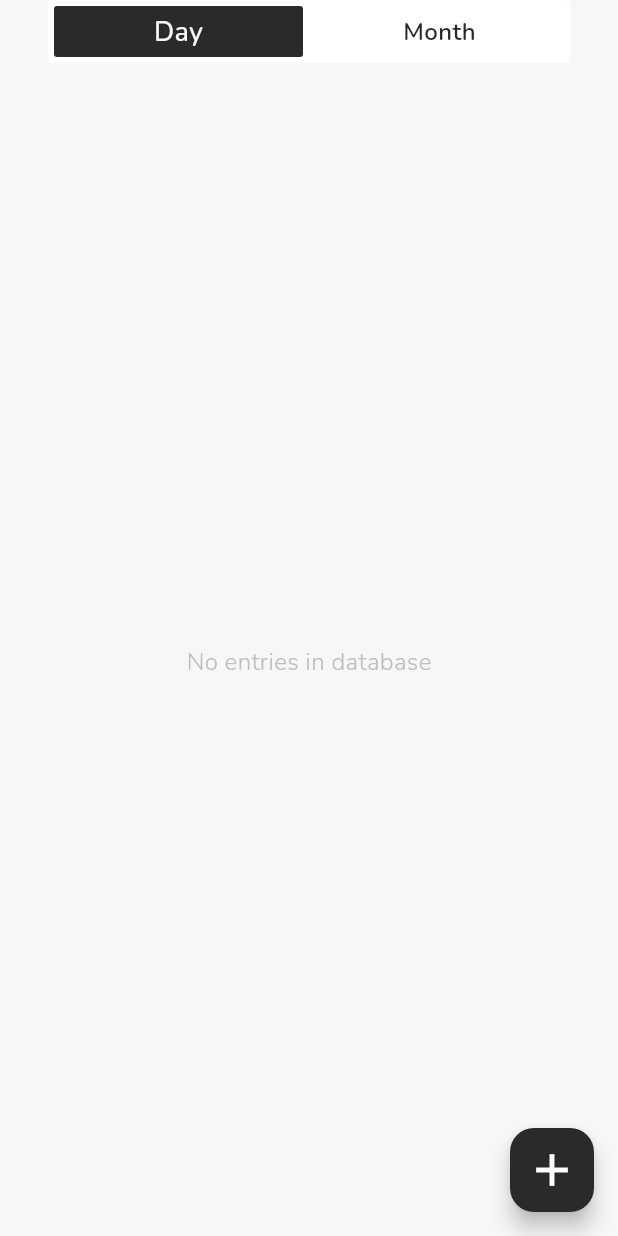
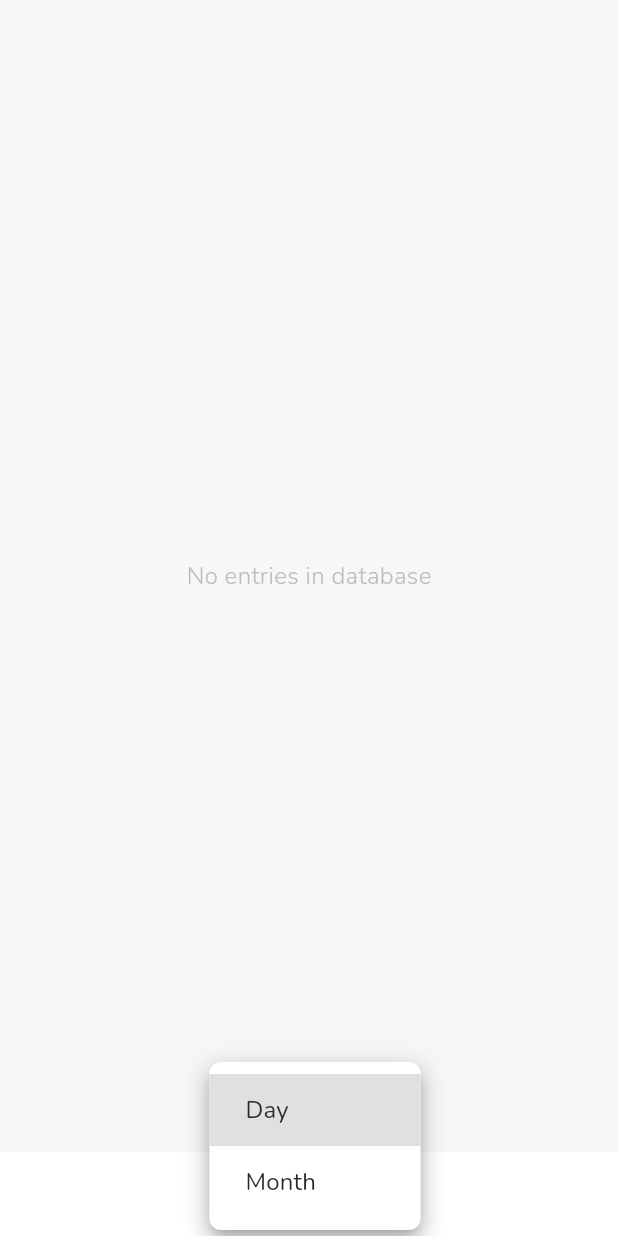
Before and after one commit to kanmear/budgetron, a Flutter app: the EntriesPage screen opened directly, after a tap on "Day", on a phone screen of 412 x 824 dp. Run offline on Flutter 3.47's test engine with Material 3 defaults, Android fonts, the phone set to English and light mode, and no system bars; our stand-ins replace google_fonts, objectbox; generated files the repository leaves out were written again.

Commit message:
feat: new date selector for entries page

```diff
--- a/lib/routes/pages/entry/entries_page.dart
+++ b/lib/routes/pages/entry/entries_page.dart
@@ -7,13 +7,11 @@ import 'package:budgetron/ui/data/fonts.dart';
 import 'package:budgetron/models/entry.dart';
 import 'package:budgetron/models/category.dart';
 import 'package:budgetron/db/entry_controller.dart';
-import 'package:budgetron/ui/classes/tab_switch.dart';
 import 'package:budgetron/models/enums/date_period.dart';
 import 'package:budgetron/logic/entry/entry_service.dart';
 import 'package:budgetron/logic/category/category_service.dart';
 import 'package:budgetron/ui/classes/horizontal_separator.dart';
-import 'package:budgetron/ui/classes/floating_action_button.dart';
-import 'package:budgetron/routes/pages/entry/new_entry_page.dart';
+import 'package:budgetron/ui/classes/date_selector_entries.dart';
 import 'package:budgetron/routes/popups/entry/edit_entry_popup.dart';
 
 class EntriesPage extends StatefulWidget {
@@ -35,32 +33,12 @@ class _EntriesPageState extends State<EntriesPage> {
 
     return Scaffold(
         backgroundColor: Theme.of(context).colorScheme.background,
-        body: Padding(
-          padding: const EdgeInsets.only(left: 16, right: 16),
-          child: Column(
-            children: [
-              BudgetronTabSwitch(
-                  valueNotifier: widget.datePeriodNotifier,
-                  tabs: const [DatePeriod.day, DatePeriod.month],
-                  getTabName: (value) => value.toString()),
-              const SizedBox(height: 16),
-              EntriesListView(
-                datePeriodNotifier: widget.datePeriodNotifier,
-                currency: currency,
-              ),
-            ],
-          ),
-        ),
-        floatingActionButton: BudgetronFloatingActionButtonWithPlus(
-          onPressed: () => _navigateToEntryCreation(context),
-        ));
-  }
-
-  Future<void> _navigateToEntryCreation(BuildContext context) async {
-    await Navigator.push(
-        context, MaterialPageRoute(builder: (context) => NewEntryPage()));
-
-    if (!mounted) return;
+        body: Column(children: [
+          EntriesListView(
+              datePeriodNotifier: widget.datePeriodNotifier,
+              currency: currency),
+          DateSelectorEntries(datePeriodNotifier: widget.datePeriodNotifier)
+        ]));
   }
 }
 
@@ -68,11 +46,8 @@ class EntriesListView extends StatelessWidget {
   final ValueNotifier<DatePeriod> datePeriodNotifier;
   final String currency;
 
-  const EntriesListView({
-    super.key,
-    required this.datePeriodNotifier,
-    required this.currency,
-  });
+  const EntriesListView(
+      {super.key, required this.datePeriodNotifier, required this.currency});
 
   @override
   Widget build(BuildContext context) {
@@ -82,11 +57,12 @@ class EntriesListView extends StatelessWidget {
             builder: (context, snapshot) {
               if (snapshot.data?.isNotEmpty ?? false) {
                 return ValueListenableBuilder(
-                  valueListenable: datePeriodNotifier,
-                  builder: (context, value, child) {
-                    return _buildListView(snapshot.data!, currency);
-                  },
-                );
+                    valueListenable: datePeriodNotifier,
+                    builder: (context, value, child) {
+                      return Padding(
+                          padding: const EdgeInsets.only(left: 16, right: 16),
+                          child: _buildListView(snapshot.data!, currency));
+                    });
               } else {
                 return Center(
                     child: Text(
--- /dev/null
+++ b/lib/ui/classes/date_selector_entries.dart
@@ -0,0 +1,89 @@
+import 'package:flutter/material.dart';
+
+import 'package:budgetron/ui/data/fonts.dart';
+import 'package:budgetron/models/enums/date_period.dart';
+
+//REFACTOR a lot of similarity with date selector for stats
+class DateSelectorEntries extends StatelessWidget {
+  const DateSelectorEntries({super.key, required this.datePeriodNotifier});
+
+  final ValueNotifier<DatePeriod> datePeriodNotifier;
+
+  @override
+  Widget build(BuildContext context) {
+    return Container(
+        decoration: BoxDecoration(
+          color: Theme.of(context).colorScheme.surface,
+          //TODO set a shadow
+          // boxShadow: [
+          //   BoxShadow(
+          //       color: Theme.of(context).colorScheme.primary.withOpacity(0.5),
+          //       spreadRadius: 5,
+          //       blurRadius: 12,
+          //       offset: const Offset(0, -3))
+          // ]
+        ),
+        height: 56,
+        child: DatePeriodSelector(datePeriodNotifier: datePeriodNotifier));
+  }
+}
+
+class DatePeriodSelector extends StatefulWidget {
+  const DatePeriodSelector({super.key, required this.datePeriodNotifier});
+
+  final ValueNotifier<DatePeriod> datePeriodNotifier;
+
+  @override
+  State<DatePeriodSelector> createState() => _DatePeriodSelectorState();
+}
+
+class _DatePeriodSelectorState extends State<DatePeriodSelector> {
+  var items = [DatePeriod.day, DatePeriod.month];
+  var now = DateTime.now();
+
+  @override
+  Widget build(BuildContext context) {
+    return Center(
+        child: DropdownButton(
+            borderRadius: const BorderRadius.all(Radius.circular(8)),
+            value: widget.datePeriodNotifier.value,
+            items: items.map((DatePeriod period) {
+              return DropdownMenuItem<DatePeriod>(
+                  value: period, child: _dateSelectorItem(period));
+            }).toList(),
+            selectedItemBuilder: (BuildContext context) =>
+                _dateSelectorDisplayedItem(context),
+            onChanged: (DatePeriod? value) => _selectDatePeriod(value),
+            underline: const SizedBox(),
+            icon: const SizedBox()));
+  }
+
+  _dateSelectorItem(DatePeriod period) {
+    return Row(children: [
+      const SizedBox(width: 8),
+      Text(period.toString(), style: BudgetronFonts.nunitoSize16Weight400)
+    ]);
+  }
+
+  _dateSelectorDisplayedItem(BuildContext context) {
+    var color = Theme.of(context).colorScheme.surface;
+
+    return items.map((period) {
+      return Align(
+          alignment: Alignment.center,
+          child: Row(children: [
+            //HACK invisible icons to inflate width of menu button
+            Icon(Icons.check_box_outline_blank, color: color),
+            Text(_resolveTextValue(),
+                style: BudgetronFonts.nunitoSize16Weight400),
+            const Icon(Icons.arrow_drop_down),
+            Icon(Icons.check_box_outline_blank, color: color)
+          ]));
+    }).toList();
+  }
+
+  String _resolveTextValue() => widget.datePeriodNotifier.value.toString();
+
+  _selectDatePeriod(DatePeriod? value) =>
+      setState(() => widget.datePeriodNotifier.value = value!);
+}
```
